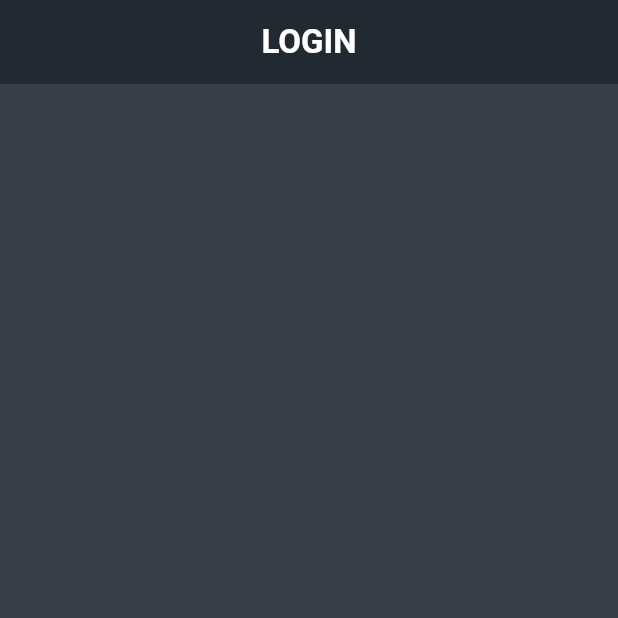
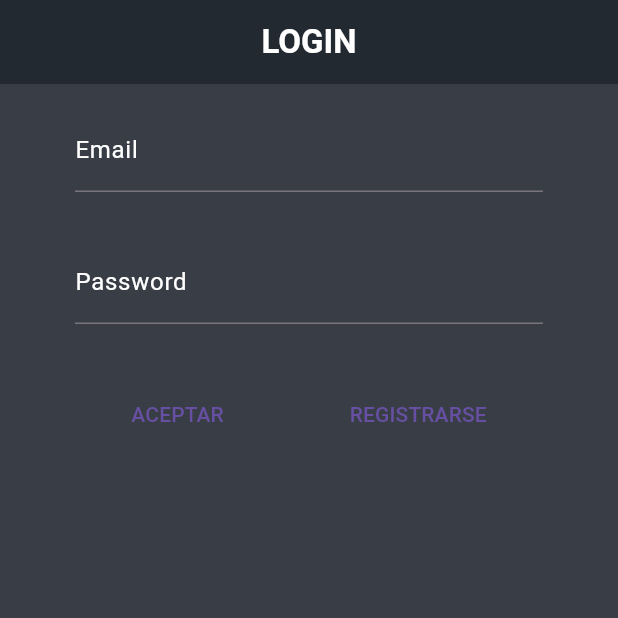
Before and after one commit to marcomar31/MarcoMartinez_ExamenFinal_PMDM_PSP, a Flutter app: the screen it shows after launch, on a phone screen of 412 x 824 dp, the top half of it. Run offline on Flutter 3.47's test engine with Material 3 defaults, Android fonts, the phone set to English and light mode, and no system bars.

Commit message:
Commit 3: Añadidos TextFormField y Botones a LoginView.

```diff
--- a/marcomartinez_examenfinal/lib/OnBoarding/LoginView.dart
+++ b/marcomartinez_examenfinal/lib/OnBoarding/LoginView.dart
@@ -5,8 +5,51 @@ class LoginView extends StatelessWidget {
 
   @override
   Widget build(BuildContext context) {
-    Column column = const Column(
+    TextEditingController tecEmail = TextEditingController();
+    TextEditingController tecPassword = TextEditingController();
+
+    Column column = Column(
       children: [
+        Padding(
+          padding: const EdgeInsets.symmetric(horizontal: 50, vertical: 16),
+          child: TextFormField(
+            controller: tecEmail,
+            style: const TextStyle(color: Colors.white),
+            decoration: const InputDecoration(
+              labelText: "Email",
+              labelStyle: TextStyle(color: Colors.white),
+            ),
+            cursorColor: const Color.fromRGBO(22, 36, 71, 1),
+          ),
+
+        ),
+        Padding(
+          padding: const EdgeInsets.symmetric(horizontal: 50, vertical: 16),
+          child: TextFormField(
+            controller: tecPassword,
+            style: const TextStyle(color: Colors.white),
+            decoration: const InputDecoration(
+              labelText: "Password",
+              labelStyle: TextStyle(color: Colors.white),
+            ),
+            cursorColor: const Color.fromRGBO(35, 41, 49, 1),
+            obscureText: true,
+          ),
+        ),
+
+        Row(
+          mainAxisAlignment: MainAxisAlignment.center,
+          children: [
+            Padding(
+              padding: const EdgeInsets.symmetric(horizontal: 30, vertical: 20),
+              child: TextButton(onPressed: () {}, child: const Text("ACEPTAR")),
+            ),
+            Padding(
+              padding: const EdgeInsets.symmetric(horizontal: 30, vertical: 20),
+              child: TextButton(onPressed: () {}, child: const Text("REGISTRARSE")),
+            ),
+          ],
+        ),
       ],
     );
 
```
